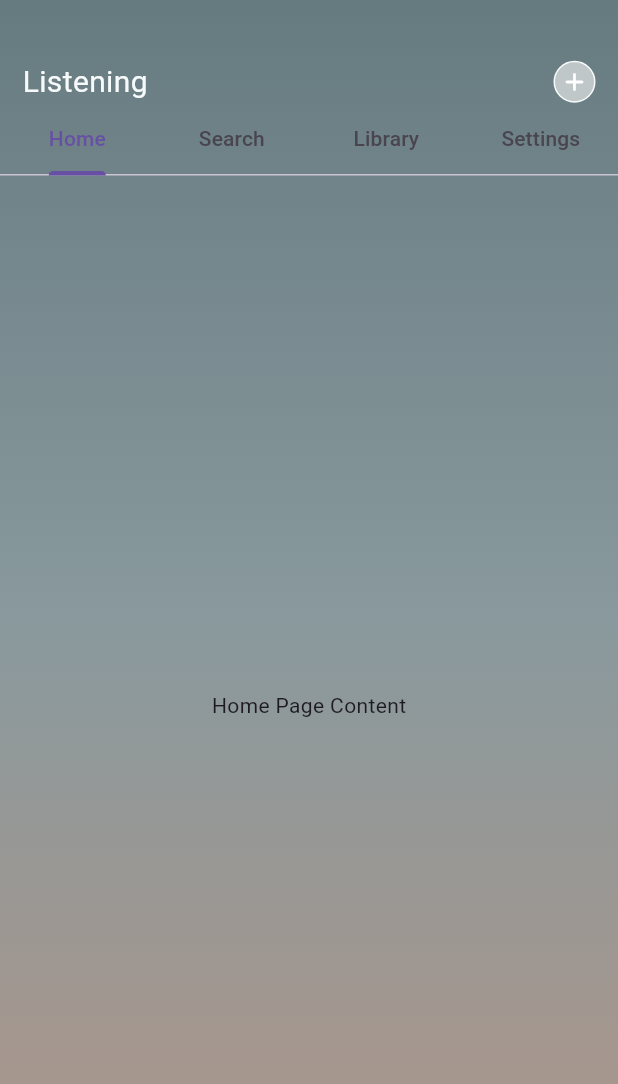
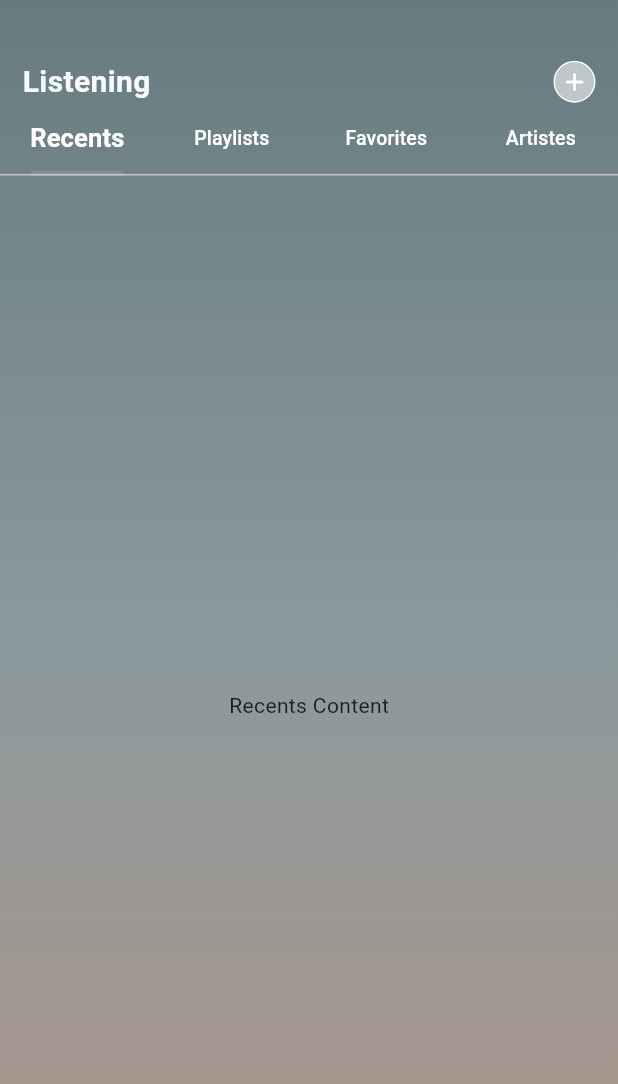
Before and after one commit to kwakyebrilliant/play, a Flutter app: the LibraryPage screen opened directly, on a phone screen of 412 x 824 dp. Shown: the top 1084 px of the screen. Run offline on Flutter 3.47's test engine with Material 3 defaults, Android fonts, the phone set to English and light mode, and no system bars.

Commit message:
library page updates

```diff
--- a/lib/screens/library/library_page.dart
+++ b/lib/screens/library/library_page.dart
@@ -39,7 +39,7 @@ class _LibraryPageState extends State<LibraryPage> {
                       'Listening',
                       style: TextStyle(
                         fontSize: 20.0,
-                        fontWeight: FontWeight.w400,
+                        fontWeight: FontWeight.w600,
                         color: Color(0xFFF7fAFB),
                       ),
                     ),
@@ -76,24 +76,33 @@ class _LibraryPageState extends State<LibraryPage> {
               ),
 
               // Tab bar
-              Container(
-                child: TabBar(
-                  tabs: [
+              TabBar(
+                tabs: const [
                   Tab(
-                      text: 'Home',
+                    text: 'Recents',
                   ),
                   Tab(
-                      text: 'Search',
+                    text: 'Playlists',
                   ),
                   Tab(
-                      text: 'Library',
+                    text: 'Favorites',
                   ),
                   Tab(
-                      text: 'Settings',
+                    text: 'Artistes',
                   ),
                 ],
+                indicatorColor: Colors.white.withOpacity(0.1),
+                labelStyle: const TextStyle(
+                  fontSize: 17.0,
+                  fontWeight: FontWeight.w600,
+                  color: Colors.white,
+                ),
+                unselectedLabelStyle: const TextStyle(
+                  fontSize: 13.0,
+                  color: Colors.white,
                 ),
               ),
+
               // Tab bar views
               Expanded(
                 child: TabBarView(
@@ -101,25 +110,25 @@ class _LibraryPageState extends State<LibraryPage> {
                     // First tab content
                     Container(
                       child: Center(
-                        child: Text('Home Page Content'),
+                        child: Text('Recents Content'),
                       ),
                     ),
                     // Second tab content
                     Container(
                       child: Center(
-                        child: Text('Search Page Content'),
+                        child: Text('Playlists Content'),
                       ),
                     ),
                     // Third tab content
                     Container(
                       child: Center(
-                        child: Text('Library Page Content'),
+                        child: Text('Favorites Content'),
                       ),
                     ),
                     // Fourth tab content
                     Container(
                       child: Center(
-                        child: Text('Settings Page Content'),
+                        child: Text('Artistes Content'),
                       ),
                     ),
                   ],
```
Lines whose indentation alone changed are shown as unchanged.
